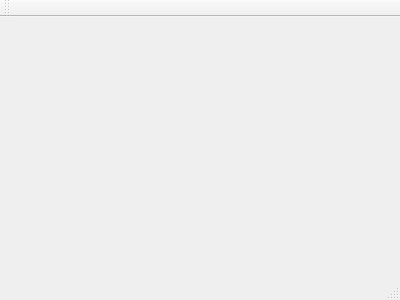
Qt form mainwindow.ui (kwon-young/Qt-corrector) before a commit.
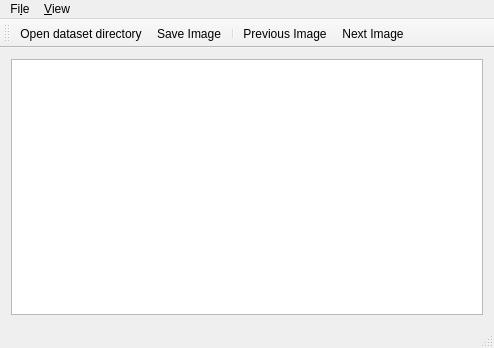
The same form after that commit.

The edit to the form file:
```diff
--- a/mainwindow.ui
+++ b/mainwindow.ui
@@ -1,24 +1,89 @@
 <ui version="4.0">
  <class>MainWindow</class>
- <widget class="QMainWindow" name="MainWindow" >
-  <property name="geometry" >
+ <widget class="QMainWindow" name="MainWindow">
+  <property name="geometry">
    <rect>
     <x>0</x>
     <y>0</y>
-    <width>400</width>
-    <height>300</height>
+    <width>494</width>
+    <height>348</height>
    </rect>
   </property>
   <property name="windowTitle" >
    <string>MainWindow</string>
   </property>
-  <widget class="QMenuBar" name="menuBar" />
-  <widget class="QToolBar" name="mainToolBar" />
-  <widget class="QWidget" name="centralWidget" />
-  <widget class="QStatusBar" name="statusBar" />
+  <widget class="QWidget" name="centralWidget">
+   <layout class="QGridLayout" name="gridLayout">
+    <item row="0" column="0">
+     <widget class="QGraphicsView" name="graphicsView">
+      <property name="mouseTracking">
+       <bool>true</bool>
+      </property>
+     </widget>
+    </item>
+   </layout>
+  </widget>
+  <widget class="QMenuBar" name="menuBar">
+   <property name="geometry">
+    <rect>
+     <x>0</x>
+     <y>0</y>
+     <width>494</width>
+     <height>30</height>
+    </rect>
+   </property>
+   <widget class="QMenu" name="menuFile">
+    <property name="title">
+     <string>Fi&amp;le</string>
+    </property>
+    <addaction name="actionOpen_dataset_directory"/>
+   </widget>
+   <widget class="QMenu" name="menuView">
+    <property name="title">
+     <string>&amp;View</string>
+    </property>
+    <addaction name="actionNext_Image"/>
+    <addaction name="actionPrevious_Image"/>
+   </widget>
+   <addaction name="menuFile"/>
+   <addaction name="menuView"/>
+  </widget>
+  <widget class="QToolBar" name="mainToolBar">
+   <attribute name="toolBarArea">
+    <enum>TopToolBarArea</enum>
+   </attribute>
+   <attribute name="toolBarBreak">
+    <bool>false</bool>
+   </attribute>
+   <addaction name="actionOpen_dataset_directory"/>
+   <addaction name="actionSave_Image"/>
+   <addaction name="separator"/>
+   <addaction name="actionPrevious_Image"/>
+   <addaction name="actionNext_Image"/>
+  </widget>
+  <widget class="QStatusBar" name="statusBar"/>
+  <action name="actionOpen_dataset_directory">
+   <property name="text">
+    <string>&amp;Open dataset directory</string>
+   </property>
+  </action>
+  <action name="actionNext_Image">
+   <property name="text">
+    <string>&amp;Next Image</string>
+   </property>
+  </action>
+  <action name="actionPrevious_Image">
+   <property name="text">
+    <string>&amp;Previous Image</string>
+   </property>
+  </action>
+  <action name="actionSave_Image">
+   <property name="text">
+    <string>Save Image</string>
+   </property>
+  </action>
  </widget>
- <layoutDefault spacing="6" margin="11" />
- <pixmapfunction></pixmapfunction>
+ <layoutdefault spacing="6" margin="11"/>
  <resources/>
  <connections/>
 </ui>
```
Left out of the diff: 76 changed lines with no effect on the pictures.
